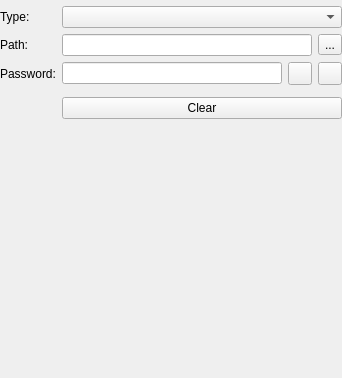
Old version of the form src/keeshare/group/EditGroupWidgetKeeShare.ui in the repository keepassxreboot/keepassxc.
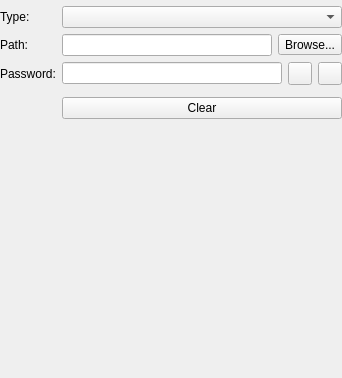
New version of the form. Custom widgets are drawn as their Qt base class.

```diff
--- a/src/keeshare/group/EditGroupWidgetKeeShare.ui
+++ b/src/keeshare/group/EditGroupWidgetKeeShare.ui
@@ -67,7 +67,7 @@
           <string>Browser for share file</string>
          </property>
          <property name="text">
-          <string>...</string>
+          <string>Browse...</string>
          </property>
         </widget>
        </item>
```
Left out of the diff: 2 changed lines with no effect on the pictures.
